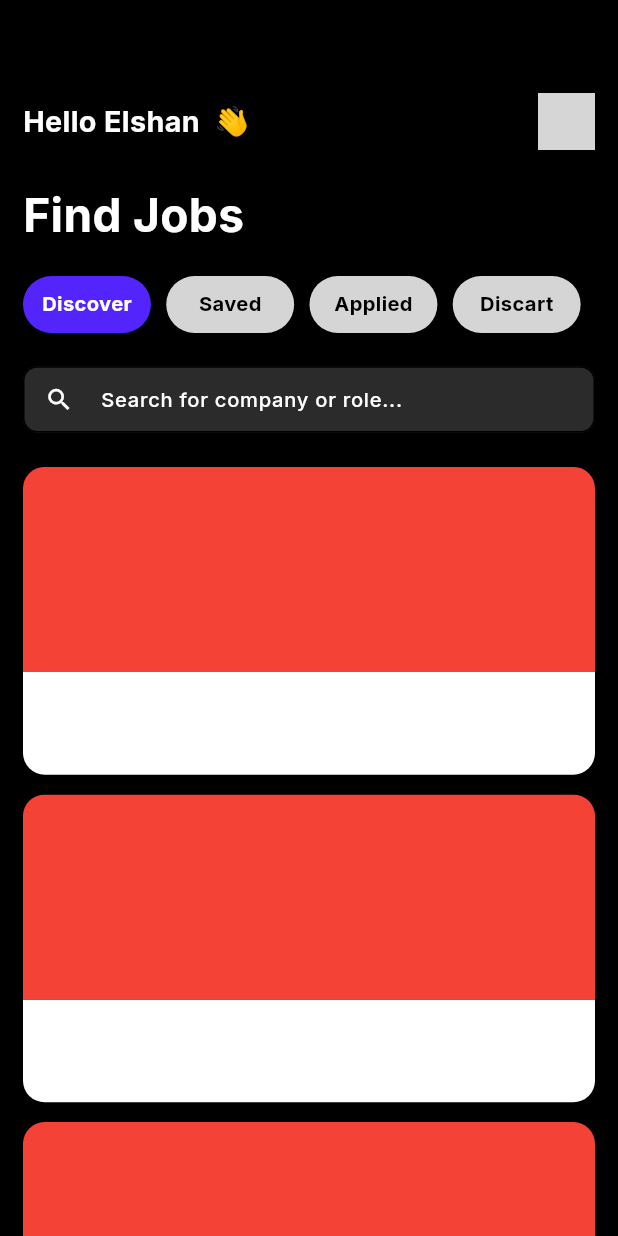
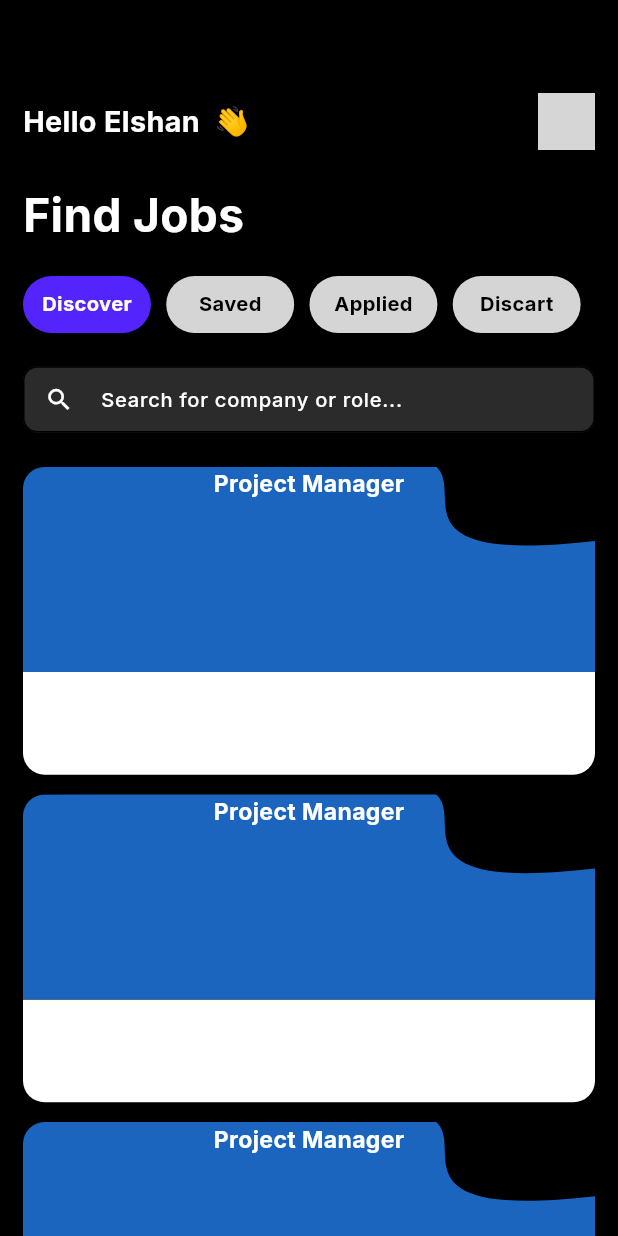
Before and after one commit to Elshan2022/Job-Boarding, a Flutter app: the HomePage screen opened by its route, on a phone screen of 412 x 824 dp. Run offline on Flutter 3.47's test engine with Material 3 defaults, Android fonts, the phone set to English and light mode, and no system bars; our stand-ins replace another_flushbar, auto_route, cloud_firestore, firebase_auth, firebase_core, firebase_storage and 6 more; accounts and stored records are empty; network calls fail; grey boxes are pictures that could not be loaded.

Commit message:
Random Colors

```diff
--- a/lib/components/app_colors.dart
+++ b/lib/components/app_colors.dart
@@ -10,4 +10,5 @@ class AppColors {
   static const primaryGreen = Color(0xFF00D95F);
   static const darkGrey = Color(0xFFD5D5D5);
   static const primaryLight = Color(0xFF2B2B2B);
+  static const primaryOrnage = Color(0xFFFCC636);
 }
--- /dev/null
+++ b/lib/providers/random_color_provider.dart
@@ -0,0 +1,28 @@
+import 'dart:math';
+import 'package:flutter/material.dart';
+import 'package:flutter_job_boarding/components/app_colors.dart';
+import 'package:flutter_riverpod/flutter_riverpod.dart';
+
+
+
+final randomColorProvider = Provider<Color>(
+  (ref) {
+    final Random random = Random();
+    return Color.fromARGB(
+      255,
+      random.nextInt(256),
+      random.nextInt(256),
+      random.nextInt(256),
+    );
+  },
+);
+
+final textColorProvider = Provider<Color>((ref) {
+  final color = ref.watch(randomColorProvider);
+  double luminance = color.computeLuminance();
+  if (luminance > 0.2) {
+    return AppColors.primaryColor;
+  } else {
+    return Colors.white;
+  }
+});
--- a/lib/view/home_page.dart
+++ b/lib/view/home_page.dart
@@ -29,7 +29,7 @@ class HomePage extends StatelessWidget {
               _title(),
               CategorieWidget(),
               SearchTextField(),
-              JobsListView(),
+              const JobsListView(),
             ],
           ),
         ),
--- /dev/null
+++ b/lib/widgets/job_information.dart
@@ -0,0 +1,71 @@
+import 'package:flutter/material.dart';
+import 'package:flutter_job_boarding/components/app_text.dart';
+import 'package:flutter_job_boarding/providers/random_color_provider.dart';
+import 'package:flutter_riverpod/flutter_riverpod.dart';
+import 'package:flutter_screenutil/flutter_screenutil.dart';
+
+class JobInformation extends ConsumerWidget {
+  const JobInformation({super.key});
+
+  @override
+  Widget build(BuildContext context, WidgetRef ref) {
+    final randomColor = ref.watch(randomColorProvider);
+    final textColor = ref.watch(textColorProvider);
+    return Expanded(
+      flex: 2,
+      child: ClipPath(
+        clipper: MyClipper(),
+        child: Container(
+          width: double.infinity,
+          decoration: BoxDecoration(
+            color: randomColor,
+            borderRadius: BorderRadius.only(
+              topLeft: Radius.circular(15.w),
+              topRight: Radius.circular(15.w),
+            ),
+          ),
+          child: Column(
+            children: [
+              Text(
+                "Project Manager",
+                style: AppText.textBold(
+                  size: 16,
+                  textColor: textColor,
+                ),
+              ),
+            ],
+          ),
+        ),
+      ),
+    );
+  }
+}
+
+class MyClipper extends CustomClipper<Path> {
+  @override
+  Path getClip(Size size) {
+    Path path_0 = Path();
+    path_0.moveTo(size.width * 1.0060769, size.height * 0.3591176);
+    path_0.quadraticBezierTo(size.width * 1.0061538, size.height * 0.9053529,
+        size.width, size.height);
+    path_0.lineTo(0, size.height);
+    path_0.lineTo(0, 0);
+    path_0.quadraticBezierTo(size.width * 0.5522051, size.height * -0.0142941,
+        size.width * 0.7172821, size.height * -0.0117059);
+    path_0.cubicTo(
+        size.width * 0.7818462,
+        size.height * 0.1028235,
+        size.width * 0.6324359,
+        size.height * 0.4820000,
+        size.width * 1.0060769,
+        size.height * 0.3591176);
+    path_0.close();
+
+    return path_0;
+  }
+
+  @override
+  bool shouldReclip(covariant CustomClipper<Path> oldClipper) {
+    return false;
+  }
+}
--- a/lib/widgets/jobs_list_view.dart
+++ b/lib/widgets/jobs_list_view.dart
@@ -1,4 +1,5 @@
 import 'package:flutter/material.dart';
+import 'package:flutter_job_boarding/widgets/job_information.dart';
 import 'package:flutter_screenutil/flutter_screenutil.dart';
 
 class JobsListView extends StatelessWidget {
@@ -21,20 +22,7 @@ class JobsListView extends StatelessWidget {
           ),
           child: Column(
             children: [
-              Expanded(
-                flex: 2,
-                child: ClipPath(
-                  child: Container(
-                    decoration: BoxDecoration(
-                      color: Colors.red,
-                      borderRadius: BorderRadius.only(
-                        topLeft: Radius.circular(15.w),
-                        topRight: Radius.circular(15.w),
-                      ),
-                    ),
-                  ),
-                ),
-              ),
+              JobInformation(),
               Expanded(
                 flex: 1,
                 child: Container(
--- a/pubspec.yaml
+++ b/pubspec.yaml
@@ -48,6 +48,7 @@ dependencies:
   flutter_secure_storage: ^9.0.0
   uuid: ^4.2.2
   firebase_storage: ^11.5.6
+  custom_clippers: ^2.0.0
   another_flushbar: ^1.12.30
 
 
```
Also changed, not shown: pubspec.lock.
